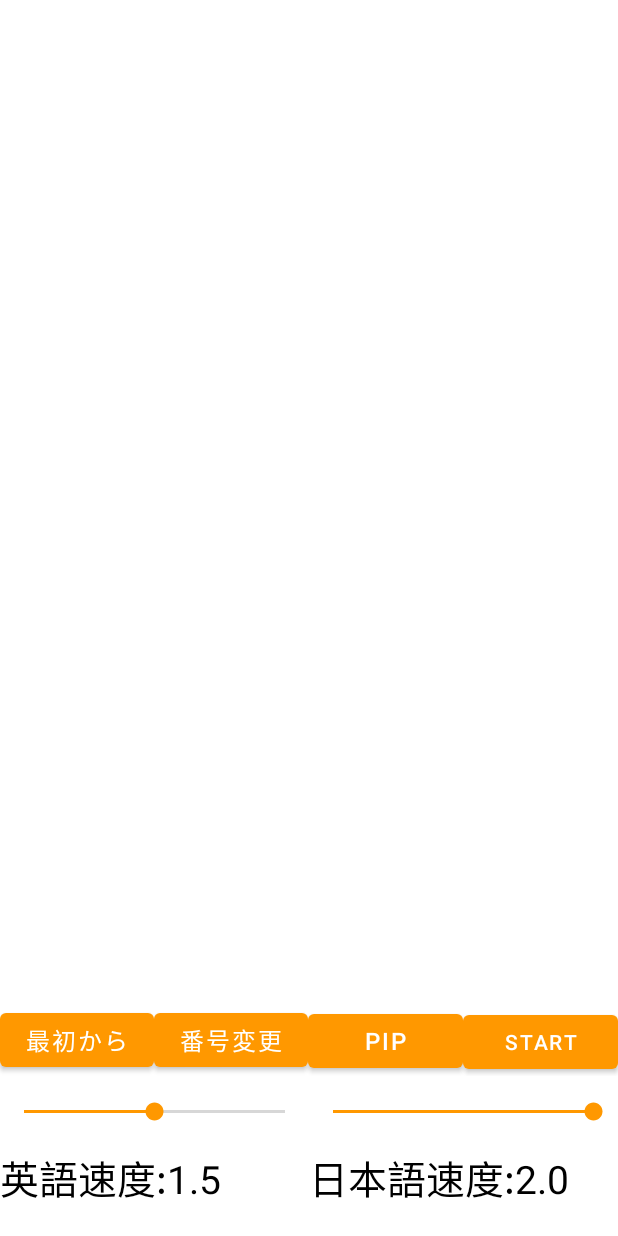
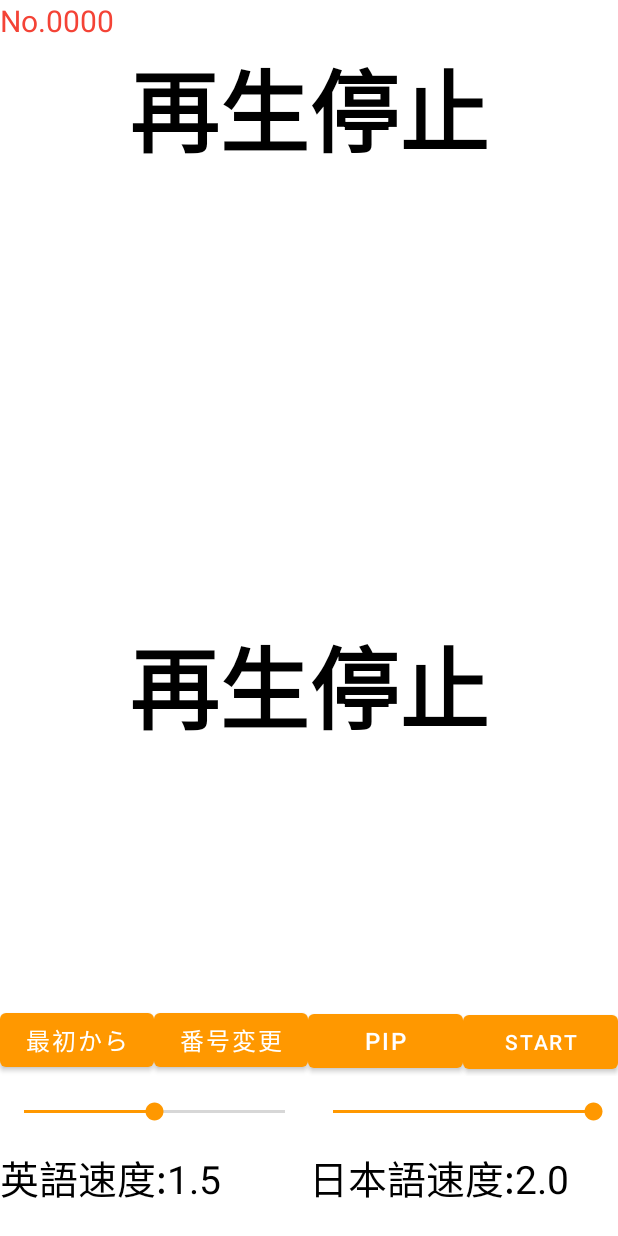
Before and after one commit to kmr-gks/Bokotan, an Android app: the fragment PlayerFragment shown on its own in the app's theme, on a phone screen of 412 x 824 dp. Run offline under Robolectric (Android 15) with nearby library versions, the phone set to English and light mode, and no system bars; 1 statement that could not run was skipped.

Commit message:
Viewの名前変更、ビルドバッチファイル作成。

```diff
--- a/app/src/main/java/com/gukos/bokotan/PipActivity.java
+++ b/app/src/main/java/com/gukos/bokotan/PipActivity.java
@@ -32,9 +32,9 @@ public class PipActivity extends Activity {
 			super.onCreate(savedInstanceState);
 			setContentView(R.layout.activity_pip);
 
-			tvPipE = findViewById(R.id.tvPipE);
-			tvPipJ = findViewById(R.id.tvPipJ);
-			tvNum = findViewById(R.id.tvNum);
+			tvPipE = findViewById(R.id.textViewPipEng);
+			tvPipJ = findViewById(R.id.textViewPipJpn);
+			tvNum = findViewById(R.id.textViewNo);
 
 			PipActivity.ChangeText(wordE[now], wordJ[now], now);
 
--- a/app/src/main/java/com/gukos/bokotan/PlayerFragment.java
+++ b/app/src/main/java/com/gukos/bokotan/PlayerFragment.java
@@ -74,16 +74,16 @@ public class PlayerFragment extends Fragment {
 				puts(getClassName() + getMethodName() + " start");
 
 				//UI設定
-				CommonVariables.tvWordEng = findViewById(R.id.fpTextViewEng);
-				CommonVariables.tvWordJpn = findViewById(R.id.fpTextViewJpn);
-				CommonVariables.tvGenzai = findViewById(R.id.fptvGenzai);
-				CommonVariables.tvsubE = findViewById(R.id.fptvsubE);
-				CommonVariables.tvsubJ = findViewById(R.id.fptvsubJ);
-				CommonVariables.tvGogen = findViewById(R.id.fptvGogen);
-				CommonVariables.tvNumSeikaisuu = findViewById(R.id.fptextViewNumSeikairitu);
-				CommonVariables.tvSeikaisu = findViewById(R.id.fptextViewSeikaisuu);
-				CommonVariables.textViewPath = findViewById(R.id.fptextViewPath);
-				CommonVariables.textViewHatsuonKigou = findViewById(R.id.fptextViewHatsuonKigou);
+				CommonVariables.tvWordEng = findViewById(R.id.textViewEng);
+				CommonVariables.tvWordJpn = findViewById(R.id.textViewJpn);
+				CommonVariables.tvGenzai = findViewById(R.id.textViewGenzai);
+				CommonVariables.tvsubE = findViewById(R.id.textViewSubtitleEng);
+				CommonVariables.tvsubJ = findViewById(R.id.textViewSubtitleJpn);
+				CommonVariables.tvGogen = findViewById(R.id.textViewGogen);
+				CommonVariables.tvNumSeikaisuu = findViewById(R.id.textViewNumSeikairitu);
+				CommonVariables.tvSeikaisu = findViewById(R.id.textViewSeikaisuu);
+				CommonVariables.textViewPath = findViewById(R.id.textViewPath);
+				CommonVariables.textViewHatsuonKigou = findViewById(R.id.textViewHatsuonKigou);
 				if (CommonVariables.strQ != null)
 					CommonVariables.isPhraseMode = CommonVariables.strQ.charAt(1) == 'h';
 				if (isWordAndPhraseMode || CommonVariables.isPhraseMode) {
@@ -96,12 +96,12 @@ public class PlayerFragment extends Fragment {
 					CommonVariables.tvsubJ.setVisibility(GONE);
 				}
 
-				Button buttonStartStop = findViewById(R.id.fpbuttonStartStop);
+				Button buttonStartStop = findViewById(R.id.buttonStartStop);
 				buttonStartStop.setOnClickListener(this::onStartStopButtonClick);
 				buttonStartStop.setText(CommonVariables.playing ? "stop" : "start");
-				findViewById(R.id.fpbuttonBangouHenkou).setOnClickListener(this::onSelectNowButtonClick);
-				findViewById(R.id.fpbuttonSaisho).setOnClickListener(this::onResetButtonClick);
-				findViewById(R.id.fpbuttonPIP).setOnClickListener(this::onPIPButtonClicked);
+				findViewById(R.id.buttonNowChange).setOnClickListener(this::onSelectNowButtonClick);
+				findViewById(R.id.buttonToBegin).setOnClickListener(this::onResetButtonClick);
+				findViewById(R.id.buttonPip).setOnClickListener(this::onPIPButtonClicked);
 
 				activity.setVolumeControlStream(AudioManager.STREAM_MUSIC);
 
@@ -110,11 +110,11 @@ public class PlayerFragment extends Fragment {
 					sentakuQ = WordPhraseData.q_num.testp1q;
 				}
 
-				SeekBar sbE = findViewById(R.id.fpseekBarEng);
+				SeekBar sbE = findViewById(R.id.seekBarEng);
 				sbE.setOnSeekBarChangeListener((MyLibrary.UiInterface.OnSeekBarProgressChange) this::onSpeedSeekBar);
 				sbE.setProgress(MyLibrary.PreferenceManager.getIntData(context, "SeekBar", "english", 5));
 				onSpeedSeekBar(sbE);
-				SeekBar sbJ = findViewById(R.id.fpseekBarJpn);
+				SeekBar sbJ = findViewById(R.id.seekBarJpn);
 				sbJ.setOnSeekBarChangeListener((MyLibrary.UiInterface.OnSeekBarProgressChange) this::onSpeedSeekBar);
 				sbJ.setProgress(MyLibrary.PreferenceManager.getIntData(context, "SeekBar", "japanese", 10));
 				onSpeedSeekBar(sbJ);
@@ -564,15 +564,15 @@ public class PlayerFragment extends Fragment {
 	public void onSpeedSeekBar(View v) {
 		try {
 			SeekBar sb = (SeekBar) v;
-			if (sb.getId() == R.id.fpseekBarEng) {
+			if (sb.getId() == R.id.seekBarEng) {
 				//英語
-				((TextView) findViewById(R.id.fptvSeekBarEng)).setText(String.format("英語速度:%.1f", 1.0 + sb.getProgress() / 10.0));
+				((TextView) findViewById(R.id.textViewSeekBarEng)).setText(String.format("英語速度:%.1f", 1.0 + sb.getProgress() / 10.0));
 				CommonVariables.dPlaySpeedEng = 1 + 0.1 * sb.getProgress();
 				putIntData(context, "SeekBar", "english", sb.getProgress());
 			}
-			else if (sb.getId() == R.id.fpseekBarJpn) {
+			else if (sb.getId() == R.id.seekBarJpn) {
 				//日本語
-				((TextView) findViewById(R.id.fptvSeekBarJpn)).setText(String.format("日本語速度:%.1f", 1.0 + sb.getProgress() / 10.0));
+				((TextView) findViewById(R.id.textViewSeekBarJpn)).setText(String.format("日本語速度:%.1f", 1.0 + sb.getProgress() / 10.0));
 				CommonVariables.dPlaySpeedJpn = 1 + 0.1 * sb.getProgress();
 				putIntData(context, "SeekBar", "japanese", sb.getProgress());
 			}
--- a/app/src/main/res/layout/fragment_player.xml
+++ b/app/src/main/res/layout/fragment_player.xml
@@ -8,16 +8,17 @@
 	tools:context=".PlayerFragment">
 
 	<TextView
-		android:id="@+id/fptvGenzai"
+		android:id="@+id/textViewGenzai"
 		android:layout_width="wrap_content"
 		android:layout_height="wrap_content"
+		android:text="No.0000"
 		android:textColor="#F44336"
 		android:textSize="20sp"
 		app:layout_constraintStart_toStartOf="parent"
 		app:layout_constraintTop_toTopOf="parent" />
 
 	<TextView
-		android:id="@+id/fptvGogen"
+		android:id="@+id/textViewGogen"
 		android:layout_width="0dp"
 		android:layout_height="0dp"
 		android:autoSizeTextType="uniform"
@@ -25,12 +26,12 @@
 		android:textAlignment="textEnd"
 		android:textColor="@color/textcolor"
 		android:textSize="40sp"
-		app:layout_constraintBottom_toTopOf="@+id/fptvsubE"
+		app:layout_constraintBottom_toTopOf="@+id/textViewSubtitleEng"
 		app:layout_constraintEnd_toEndOf="parent"
-		app:layout_constraintTop_toBottomOf="@+id/fplinearLayoutTextViews" />
+		app:layout_constraintTop_toBottomOf="@+id/linearLayoutWords" />
 
 	<TextView
-		android:id="@+id/fptvsubJ"
+		android:id="@+id/textViewSubtitleJpn"
 		android:layout_width="0dp"
 		android:layout_height="wrap_content"
 		android:autoSizeTextType="uniform"
@@ -38,12 +39,12 @@
 		android:textAlignment="textEnd"
 		android:textColor="@color/textcolor"
 		android:textSize="26sp"
-		app:layout_constraintBottom_toTopOf="@+id/fplinearLayoutButtons"
+		app:layout_constraintBottom_toTopOf="@+id/linearLayoutPlayerButtons"
 		app:layout_constraintEnd_toEndOf="parent"
 		app:layout_constraintStart_toStartOf="parent" />
 
 	<TextView
-		android:id="@+id/fptvsubE"
+		android:id="@+id/textViewSubtitleEng"
 		android:layout_width="0dp"
 		android:layout_height="wrap_content"
 		android:autoSizeTextType="uniform"
@@ -51,21 +52,21 @@
 		android:textAlignment="textEnd"
 		android:textColor="@color/textcolor"
 		android:textSize="26sp"
-		app:layout_constraintBottom_toTopOf="@+id/fptvsubJ"
+		app:layout_constraintBottom_toTopOf="@+id/textViewSubtitleJpn"
 		app:layout_constraintEnd_toEndOf="parent"
 		app:layout_constraintStart_toStartOf="parent" />
 
 	<LinearLayout
-		android:id="@+id/fplinearLayoutButtons"
+		android:id="@+id/linearLayoutPlayerButtons"
 		android:layout_width="0dp"
 		android:layout_height="wrap_content"
 		android:orientation="horizontal"
-		app:layout_constraintBottom_toTopOf="@+id/fplinearLayoutSeekBars"
+		app:layout_constraintBottom_toTopOf="@+id/linearLayoutSeekBars"
 		app:layout_constraintEnd_toEndOf="parent"
 		app:layout_constraintStart_toStartOf="parent">
 
 		<Button
-			android:id="@+id/fpbuttonSaisho"
+			android:id="@+id/buttonToBegin"
 			android:layout_width="0dp"
 			android:layout_height="wrap_content"
 			android:layout_weight="1"
@@ -74,7 +75,7 @@
 			android:textSize="16sp" />
 
 		<Button
-			android:id="@+id/fpbuttonBangouHenkou"
+			android:id="@+id/buttonNowChange"
 			android:layout_width="0dp"
 			android:layout_height="wrap_content"
 			android:layout_weight="1"
@@ -83,7 +84,7 @@
 			android:textSize="16sp" />
 
 		<Button
-			android:id="@+id/fpbuttonPIP"
+			android:id="@+id/buttonPip"
 			android:layout_width="0dp"
 			android:layout_height="wrap_content"
 			android:layout_weight="1"
@@ -92,7 +93,7 @@
 			android:textSize="16sp" />
 
 		<Button
-			android:id="@+id/fpbuttonStartStop"
+			android:id="@+id/buttonStartStop"
 			android:layout_width="0dp"
 			android:layout_height="wrap_content"
 			android:layout_weight="1"
@@ -102,36 +103,36 @@
 	</LinearLayout>
 
 	<TextView
-		android:id="@+id/fptextViewNumSeikairitu"
+		android:id="@+id/textViewNumSeikairitu"
 		android:layout_width="wrap_content"
 		android:layout_height="wrap_content"
 		android:autoSizeTextType="uniform"
 		android:textColor="@color/textcolor"
-		app:layout_constraintBottom_toBottomOf="@+id/fptvGenzai"
-		app:layout_constraintStart_toEndOf="@+id/fptvGenzai"
+		app:layout_constraintBottom_toBottomOf="@+id/textViewGenzai"
+		app:layout_constraintStart_toEndOf="@+id/textViewGenzai"
 		app:layout_constraintTop_toTopOf="parent" />
 
 	<TextView
-		android:id="@+id/fptextViewSeikaisuu"
+		android:id="@+id/textViewSeikaisuu"
 		android:layout_width="wrap_content"
 		android:layout_height="wrap_content"
 		android:autoSizeTextType="uniform"
 		android:textColor="@color/textcolor"
-		app:layout_constraintBottom_toBottomOf="@+id/fptvGenzai"
+		app:layout_constraintBottom_toBottomOf="@+id/textViewGenzai"
 		app:layout_constraintEnd_toEndOf="parent"
 		app:layout_constraintTop_toTopOf="parent" />
 
 	<LinearLayout
-		android:id="@+id/fplinearLayoutSeekBars"
+		android:id="@+id/linearLayoutSeekBars"
 		android:layout_width="0dp"
 		android:layout_height="wrap_content"
 		android:orientation="horizontal"
-		app:layout_constraintBottom_toTopOf="@+id/fplinearLayoutTextSeekBar"
+		app:layout_constraintBottom_toTopOf="@+id/linearLayoutSeekBarTexts"
 		app:layout_constraintEnd_toEndOf="parent"
 		app:layout_constraintStart_toStartOf="parent">
 
 		<SeekBar
-			android:id="@+id/fpseekBarEng"
+			android:id="@+id/seekBarEng"
 			android:layout_width="match_parent"
 			android:layout_height="wrap_content"
 			android:layout_weight="0.5"
@@ -141,7 +142,7 @@
 			android:progress="5" />
 
 		<SeekBar
-			android:id="@+id/fpseekBarJpn"
+			android:id="@+id/seekBarJpn"
 			android:layout_width="match_parent"
 			android:layout_height="wrap_content"
 			android:layout_weight="0.5"
@@ -152,55 +153,58 @@
 	</LinearLayout>
 
 	<LinearLayout
-		android:id="@+id/fplinearLayoutTextSeekBar"
+		android:id="@+id/linearLayoutSeekBarTexts"
 		android:layout_width="0dp"
 		android:layout_height="wrap_content"
 		android:orientation="horizontal"
-		app:layout_constraintBottom_toTopOf="@+id/fptextViewPath"
+		app:layout_constraintBottom_toTopOf="@+id/textViewPath"
 		app:layout_constraintEnd_toEndOf="parent"
 		app:layout_constraintStart_toStartOf="parent">
 
 		<TextView
-			android:id="@+id/fptvSeekBarEng"
+			android:id="@+id/textViewSeekBarEng"
 			android:layout_width="match_parent"
 			android:layout_height="match_parent"
 			android:layout_weight="0.5"
+			android:text="英語速度:1.5"
 			android:textColor="@color/textcolor"
 			android:textSize="26sp" />
 
 		<TextView
-			android:id="@+id/fptvSeekBarJpn"
+			android:id="@+id/textViewSeekBarJpn"
 			android:layout_width="match_parent"
 			android:layout_height="match_parent"
 			android:layout_weight="0.5"
+			android:text="日本語速度:1.5"
 			android:textColor="@color/textcolor"
 			android:textSize="26sp" />
 	</LinearLayout>
 
 	<LinearLayout
-		android:id="@+id/fplinearLayoutTextViews"
+		android:id="@+id/linearLayoutWords"
 		android:layout_width="0dp"
 		android:layout_height="0dp"
 		android:orientation="vertical"
-		app:layout_constraintBottom_toTopOf="@+id/fptvsubE"
+		app:layout_constraintBottom_toTopOf="@+id/textViewSubtitleEng"
 		app:layout_constraintEnd_toEndOf="parent"
 		app:layout_constraintStart_toStartOf="parent"
-		app:layout_constraintTop_toBottomOf="@+id/fptvGenzai">
+		app:layout_constraintTop_toBottomOf="@+id/textViewGenzai">
 
 		<TextView
-			android:id="@+id/fpTextViewEng"
+			android:id="@+id/textViewEng"
 			android:layout_width="match_parent"
 			android:layout_height="0dp"
 			android:layout_weight="1"
 			android:autoSizeMaxTextSize="60sp"
 			android:autoSizeTextType="uniform"
+			android:text="再生停止"
 			android:textAlignment="center"
 			android:textColor="@color/textcolor"
 			android:textSize="36sp"
 			android:textStyle="bold" />
 
 		<TextView
-			android:id="@+id/fptextViewHatsuonKigou"
+			android:id="@+id/textViewHatsuonKigou"
 			android:layout_width="match_parent"
 			android:layout_height="0dp"
 			android:layout_weight="0.5"
@@ -210,12 +214,13 @@
 			android:textColor="@color/textcolor" />
 
 		<TextView
-			android:id="@+id/fpTextViewJpn"
+			android:id="@+id/textViewJpn"
 			android:layout_width="match_parent"
 			android:layout_height="0dp"
 			android:layout_weight="1"
 			android:autoSizeMaxTextSize="60sp"
 			android:autoSizeTextType="uniform"
+			android:text="再生停止"
 			android:textAlignment="center"
 			android:textColor="@color/textcolor"
 			android:textSize="36sp"
@@ -223,7 +228,7 @@
 	</LinearLayout>
 
 	<TextView
-		android:id="@+id/fptextViewPath"
+		android:id="@+id/textViewPath"
 		android:layout_width="0dp"
 		android:layout_height="wrap_content"
 		android:autoSizeTextType="uniform"
```
Also changed, not shown: app/src/main/java/com/gukos/bokotan/KensakuFragment.java (+8 -8 lines), app/src/main/java/com/gukos/bokotan/SettingFragment.java (+1 -29 lines), app/src/main/java/com/gukos/bokotan/TestActivity.java (+14 -14 lines), app/src/main/res/layout/activity_pip.xml (+4 -3 lines), app/src/main/res/layout/activity_test.xml (+19 -17 lines), app/src/main/res/layout/fragment_kensaku.xml (+7 -7 lines), app/src/main/res/layout/fragment_q_sentaku.xml (+23 -19 lines), app/src/main/res/layout/fragment_setting.xml (+8 -7 lines), 1 other file.
